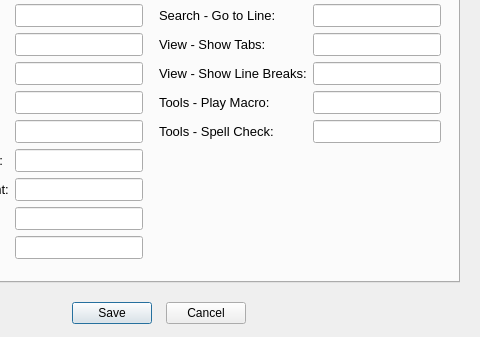
The window that forms/dialog_options.ui (copperspice/diamond) describes before a commit, drawn with Qt 5; both pictures show x 163 to 643 and y 85 to 422 of the 643 by 422 pixel window.
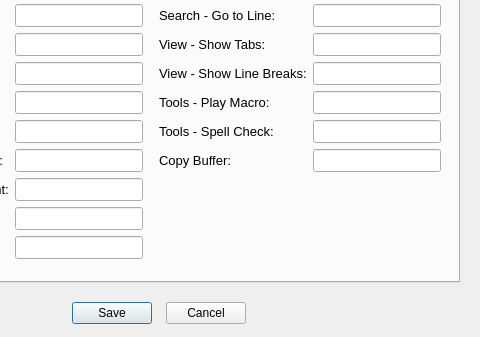
The same window after the commit. Custom widgets are drawn as their Qt base class.

Commit message: Added open related file, split screen copy connections, key press for copy buffer

What changed in the file:
```diff
--- a/forms/dialog_options.ui
+++ b/forms/dialog_options.ui
@@ -1603,6 +1603,16 @@
          </property>
         </widget>
        </item>
+       <item row="10" column="4">
+        <widget class="QLabel" name="label_42">
+         <property name="text">
+          <string>Copy Buffer:</string>
+         </property>
+        </widget>
+       </item>
+       <item row="10" column="5">
+        <widget class="KeyLineEdit" name="key_copyBuffer"/>
+       </item>
       </layout>
      </widget>
     </widget>
```
Left out of the diff: 1 changed line with no effect on the pictures. The commit also changes 9 other files.
